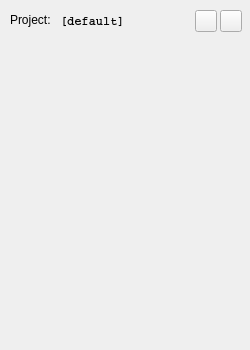
Old version of the form stylepalette.ui in the repository tikzit/tikzit.
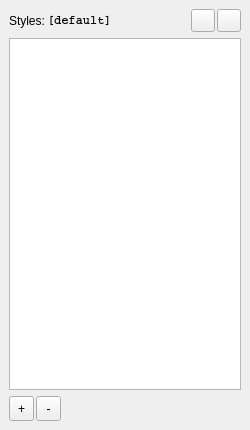
New version of the form. Icons and pictures are not drawn.

Commit message: style loading works

```diff
--- a/stylepalette.ui
+++ b/stylepalette.ui
@@ -7,13 +7,13 @@
     <x>0</x>
     <y>0</y>
     <width>250</width>
-    <height>350</height>
+    <height>430</height>
    </rect>
   </property>
   <property name="minimumSize">
    <size>
     <width>250</width>
-    <height>350</height>
+    <height>430</height>
    </size>
   </property>
   <property name="floating">
@@ -23,27 +23,29 @@
    <string>Styles</string>
   </property>
   <widget class="QWidget" name="dockWidgetContents">
+   <layout class="QVBoxLayout" name="verticalLayout">
+    <item>
+     <layout class="QHBoxLayout" name="horizontalLayout_2">
+      <property name="spacing">
+       <number>2</number>
+      </property>
+      <property name="topMargin">
+       <number>0</number>
+      </property>
+      <item>
    <widget class="QLabel" name="label">
-    <property name="geometry">
-     <rect>
-      <x>10</x>
-      <y>12</y>
-      <width>51</width>
-      <height>16</height>
-     </rect>
-    </property>
     <property name="text">
-     <string>Project:</string>
-    </property>
-   </widget>
-   <widget class="QLabel" name="label_2">
-    <property name="geometry">
-     <rect>
-      <x>60</x>
-      <y>13</y>
-      <width>131</width>
-      <height>16</height>
-     </rect>
+         <string>Styles:</string>
+        </property>
+       </widget>
+      </item>
+      <item>
+       <widget class="QLabel" name="styleFile">
+        <property name="sizePolicy">
+         <sizepolicy hsizetype="Expanding" vsizetype="Preferred">
+          <horstretch>0</horstretch>
+          <verstretch>0</verstretch>
+         </sizepolicy>
     </property>
     <property name="font">
      <font>
@@ -56,35 +58,9 @@
      <string>[default]</string>
     </property>
    </widget>
-   <widget class="QToolButton" name="newProjectButton">
-    <property name="geometry">
-     <rect>
-      <x>195</x>
-      <y>10</y>
-      <width>22</width>
-      <height>22</height>
-     </rect>
-    </property>
-    <property name="toolTip">
-     <string>New Project</string>
-    </property>
-    <property name="text">
-     <string/>
-    </property>
-    <property name="icon">
-     <iconset resource="tikzit.qrc">
-      <normaloff>:/images/document-new.svg</normaloff>:/images/document-new.svg</iconset>
-    </property>
-   </widget>
-   <widget class="QToolButton" name="openProjectButton">
-    <property name="geometry">
-     <rect>
-      <x>220</x>
-      <y>10</y>
-      <width>22</width>
-      <height>22</height>
-     </rect>
-    </property>
+      </item>
+      <item>
+       <widget class="QToolButton" name="buttonOpenTikzstyles">
     <property name="toolTip">
      <string>New Project</string>
     </property>
@@ -96,6 +72,77 @@
       <normaloff>:/images/document-open.svg</normaloff>:/images/document-open.svg</iconset>
     </property>
    </widget>
+      </item>
+      <item>
+       <widget class="QToolButton" name="toolButton_3">
+        <property name="text">
+         <string/>
+        </property>
+        <property name="icon">
+         <iconset resource="tikzit.qrc">
+          <normaloff>:/images/refresh.svg</normaloff>:/images/refresh.svg</iconset>
+        </property>
+       </widget>
+      </item>
+     </layout>
+    </item>
+    <item>
+     <widget class="QListView" name="styleListView">
+      <property name="font">
+       <font>
+        <pointsize>8</pointsize>
+        <italic>true</italic>
+       </font>
+      </property>
+     </widget>
+    </item>
+    <item>
+     <layout class="QHBoxLayout" name="layoutButtons">
+      <property name="spacing">
+       <number>2</number>
+      </property>
+      <item>
+       <widget class="QToolButton" name="toolButton">
+        <property name="minimumSize">
+         <size>
+          <width>25</width>
+          <height>25</height>
+         </size>
+        </property>
+        <property name="text">
+         <string>+</string>
+        </property>
+       </widget>
+      </item>
+      <item>
+       <widget class="QToolButton" name="toolButton_2">
+        <property name="minimumSize">
+         <size>
+          <width>25</width>
+          <height>25</height>
+         </size>
+        </property>
+        <property name="text">
+         <string>-</string>
+        </property>
+       </widget>
+      </item>
+      <item>
+       <spacer name="horizontalSpacer">
+        <property name="orientation">
+         <enum>Qt::Horizontal</enum>
+        </property>
+        <property name="sizeHint" stdset="0">
+         <size>
+          <width>40</width>
+          <height>20</height>
+         </size>
+        </property>
+       </spacer>
+      </item>
+     </layout>
+    </item>
+   </layout>
   </widget>
  </widget>
  <resources>
```
Lines whose indentation alone changed are shown as unchanged. The commit also changes 23 other files.
